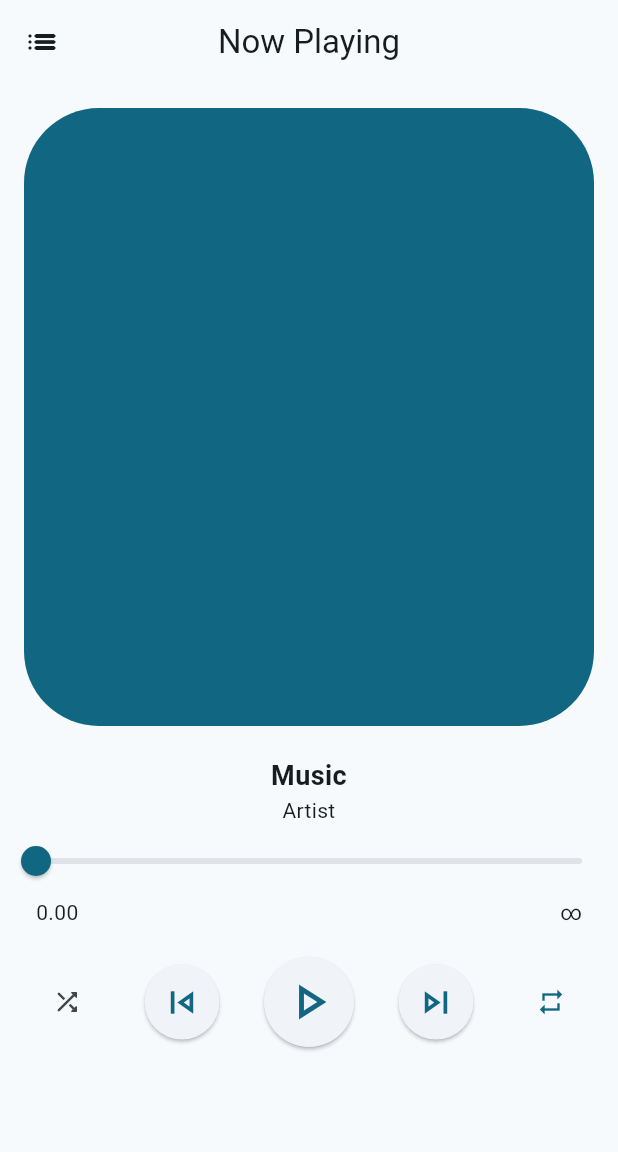
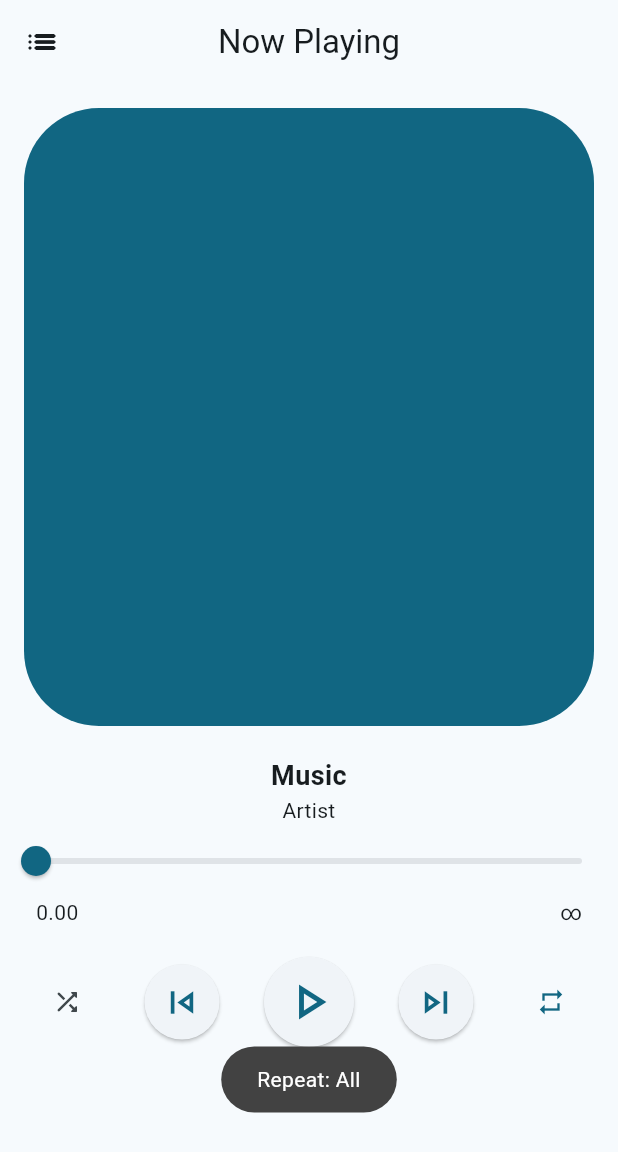
Before and after one commit to EasinHosen/audio_player, a Flutter app: the screen it shows after launch, after a tap on the "repeat" icon, on a phone screen of 412 x 824 dp. Shown: the top 1152 px of the screen. Run offline on Flutter 3.47's test engine with Material 2 defaults, Android fonts, the phone set to English and light mode, and no system bars; our stand-ins replace get, get_storage, just_audio, logger, on_audio_query.

Commit message:
feat: toast added

```diff
--- a/lib/controllers/audio_controller.dart
+++ b/lib/controllers/audio_controller.dart
@@ -1,4 +1,5 @@
 import 'package:audio_player/utils/global_helpers.dart';
+import 'package:audio_player/utils/toast.dart';
 import 'package:get/get.dart';
 import 'package:just_audio/just_audio.dart';
 import 'package:on_audio_query/on_audio_query.dart';
@@ -296,18 +297,24 @@ class AudioController extends GetxController {
     isShuffleOn.value = !isShuffleOn.value;
     await _audioPlayer.setShuffleModeEnabled(isShuffleOn.value);
     await setLocalData('isShuffleTurnedOn', isShuffleOn.value);
+    isShuffleOn.value == true
+        ? ToastManager.show('Shuffle On')
+        : ToastManager.show('Shuffle Off');
   }
 
   void toggleLoopMode() async {
     switch (loopMode.value) {
       case LoopMode.off:
         loopMode.value = LoopMode.all;
+        ToastManager.show('Repeat: All');
         break;
       case LoopMode.all:
         loopMode.value = LoopMode.one;
+        ToastManager.show('Repeat: One');
         break;
       case LoopMode.one:
         loopMode.value = LoopMode.off;
+        ToastManager.show('Repeat: Off');
         break;
     }
 
--- a/lib/main.dart
+++ b/lib/main.dart
@@ -1,3 +1,4 @@
+import 'package:audio_player/utils/global_helpers.dart';
 import 'package:audio_player/utils/routes/app_routes.dart';
 import 'package:audio_player/views/pages/player_page/player_screen.dart';
 import 'package:flutter/material.dart';
@@ -25,6 +26,8 @@ class MyApp extends StatelessWidget {
       // home: const MyHomePage(title: 'Flutter Demo Home Page'),
       getPages: AppRoutes.routes(),
       initialRoute: PlayerPage.routeName,
+      navigatorKey: navigatorKey,
+      scaffoldMessengerKey: scaffoldMessengerKey,
     );
   }
 }
--- a/lib/utils/global_helpers.dart
+++ b/lib/utils/global_helpers.dart
@@ -1,9 +1,14 @@
+import 'package:flutter/material.dart';
 import 'package:get_storage/get_storage.dart';
 import 'package:logger/logger.dart';
 
 final globalLogger = Logger();
 
 final storage = GetStorage();
+
+final GlobalKey<NavigatorState> navigatorKey = GlobalKey<NavigatorState>();
+
+final scaffoldMessengerKey = GlobalKey<ScaffoldMessengerState>();
 
 setLocalData(String key, dynamic value) {
   storage.write(key, value);
--- /dev/null
+++ b/lib/utils/toast.dart
@@ -0,0 +1,173 @@
+import 'dart:async';
+
+import 'package:flutter/foundation.dart';
+import 'package:flutter/material.dart';
+
+import 'global_helpers.dart';
+
+///determines the position of the toast
+enum ToastPosition {
+  top,
+  center,
+  bottom,
+}
+
+class ToastManager {
+  static OverlayState? _overlayState;
+  static final List<OverlayEntry> _activeEntries = [];
+
+  static void initialize() {
+    _overlayState = navigatorKey.currentState?.overlay;
+  }
+
+  ///shows context less toast
+  ///
+  ///tested in android only for now
+  static void show(
+    ///the message that is to be shown
+    String message, {
+    ///determines the position of the toast
+    ToastPosition toastPosition = ToastPosition.bottom,
+
+    ///duration of toast, default is 2
+    Duration? duration,
+
+    ///border radius of the toast
+    BorderRadius? borderRadius,
+
+    ///background of the toast
+    Color? backgroundColor,
+
+    ///message text color
+    Color? textColor,
+
+    ///message text alignment default is center
+    TextAlign? messageAlignment,
+
+    ///message font size
+    double messageFontSize = 14,
+  }) {
+    _overlayState ??= navigatorKey.currentState?.overlay;
+    if (_overlayState == null) {
+      if (kDebugMode) {
+        print('OverlayState is null. Toast cannot be shown.');
+      }
+      return;
+    }
+    cancelAllToasts();
+
+    final double yOffset = toastPosition == ToastPosition.top ? 0.15 : 0.1;
+
+    final OverlayEntry overlayEntry = OverlayEntry(
+      builder: (BuildContext context) => toastPosition == ToastPosition.center
+          ? ToastWidget(
+              topMargin: MediaQuery.of(context).padding.top + kToolbarHeight,
+              message: message,
+              backgroundColor: backgroundColor,
+              borderRadius: borderRadius,
+              messageAlignment: messageAlignment,
+              messageFontSize: messageFontSize,
+              textColor: textColor,
+            )
+          : Positioned(
+              top: toastPosition == ToastPosition.top
+                  ? MediaQuery.of(context).size.height * yOffset
+                  // : toastPosition == ToastPosition.center
+                  //     ? (MediaQuery.of(context).size.height * yOffset) -
+                  //         (constraints.maxHeight / 2)
+                  : null,
+              bottom: toastPosition == ToastPosition.bottom
+                  ? MediaQuery.of(context).size.height * yOffset
+                  : null,
+              width: MediaQuery.of(context).size.width,
+              child: ToastWidget(
+                message: message,
+                backgroundColor: backgroundColor,
+                borderRadius: borderRadius,
+                messageAlignment: messageAlignment,
+                messageFontSize: messageFontSize,
+                textColor: textColor,
+              ),
+            ),
+    );
+
+    _overlayState!.insert(overlayEntry);
+    _activeEntries.add(overlayEntry);
+
+    // Remove the overlay after a certain duration
+    Future.delayed(duration ?? const Duration(seconds: 2), () {
+      if (_activeEntries.contains(overlayEntry)) {
+        overlayEntry.remove();
+        _activeEntries.remove(overlayEntry);
+      }
+    });
+  }
+
+  ///cancels all toasts
+  static void cancelAllToasts() {
+    for (var entry in _activeEntries) {
+      entry.remove();
+    }
+    _activeEntries.clear();
+    /*if (kDebugMode) {
+      print('All toasts canceled');
+    }*/
+  }
+}
+
+class ToastWidget extends StatelessWidget {
+  const ToastWidget(
+      {super.key,
+      this.backgroundColor,
+      this.textColor,
+      required this.message,
+      this.messageAlignment,
+      this.borderRadius,
+      this.messageFontSize = 14,
+      this.topMargin});
+
+  ///background of the toast
+  final Color? backgroundColor;
+
+  ///message text color
+  final Color? textColor;
+  final String message;
+
+  ///message text alignment default is center
+  final TextAlign? messageAlignment;
+
+  ///border radius of the toast
+  final BorderRadius? borderRadius;
+
+  ///message font size
+  final double messageFontSize;
+
+  ///message font size
+  final double? topMargin;
+  @override
+  Widget build(BuildContext context) {
+    return Container(
+      margin: const EdgeInsets.symmetric(horizontal: 16)
+          .copyWith(top: topMargin ?? 0),
+      alignment: Alignment.center,
+      child: Container(
+        padding: const EdgeInsets.symmetric(horizontal: 24, vertical: 12),
+        decoration: BoxDecoration(
+          color: backgroundColor ?? Colors.grey[800],
+          borderRadius: borderRadius ??
+              const BorderRadius.all(
+                Radius.circular(50),
+              ),
+        ),
+        child: Text(
+          message,
+          style: Theme.of(context).textTheme.bodyMedium!.copyWith(
+                color: textColor ?? Colors.white,
+                fontSize: messageFontSize,
+              ),
+          textAlign: messageAlignment ?? TextAlign.center,
+        ),
+      ),
+    );
+  }
+}
```
